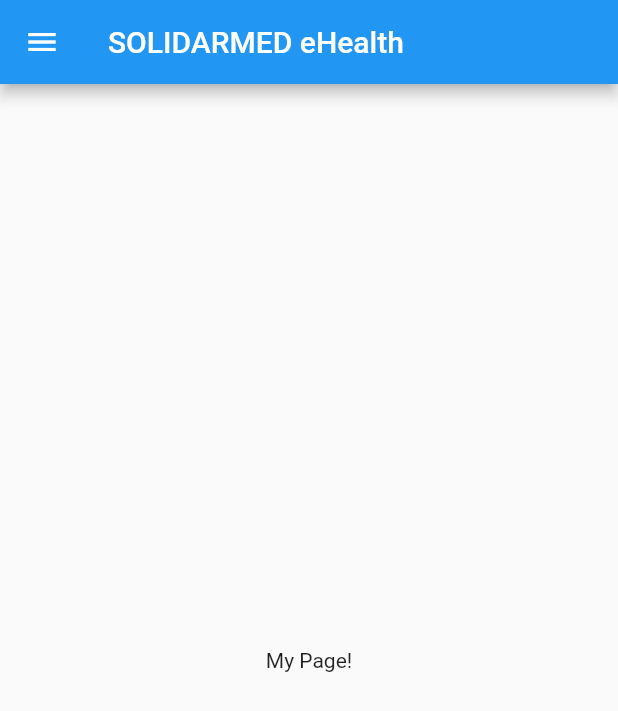
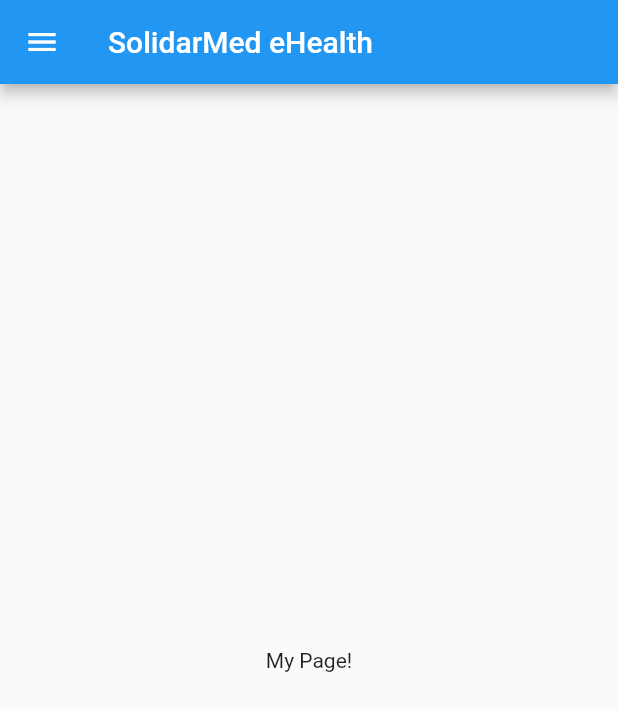
Before and after one commit to CliffJr/dfid_mobile_app, a Flutter app: the screen it shows after launch, on a phone screen of 412 x 824 dp. Shown: the top 711 px of the screen. Run offline on Flutter 3.47's test engine with Material 2 defaults, Android fonts, the light colour scheme and no system bars.

Commit message:
separated code into components

```diff
--- a/lib/main.dart
+++ b/lib/main.dart
@@ -1,9 +1,12 @@
 import 'package:flutter/material.dart';
+import 'package:flutter/rendering.dart';
+
+import './pages/new_patient.dart';
 
 void main() => runApp(MyApp());
 
 class MyApp extends StatelessWidget {
-  final appTitle = 'SOLIDARMED eHealth';
+  final appTitle = 'SolidarMed eHealth';
 
   @override
   Widget build(BuildContext context) {
@@ -23,7 +26,9 @@ class MyHomePage extends StatelessWidget {
   Widget build(BuildContext context) {
     return Scaffold(
       appBar: AppBar(title: Text(title)),
-      body: Center(child: Text('My Page!')),
+      body: Center(
+        child: Text('My Page!'),
+      ),
       drawer: Drawer(
         // Add a ListView to the drawer. This ensures the user can scroll
         // through the options in the drawer if there isn't enough vertical
@@ -33,13 +38,15 @@ class MyHomePage extends StatelessWidget {
           padding: EdgeInsets.zero,
           children: <Widget>[
             DrawerHeader(
-              child: Text('Drawer Header'),
+              child:
+                  Image(image: AssetImage('assets/images/solidarmedlogo.png')),
               decoration: BoxDecoration(
                 color: Colors.blue,
               ),
             ),
             ListTile(
-              title: Text('Item 1'),
+              leading: Icon(Icons.dashboard),
+              title: Text('Dashboard'),
               onTap: () {
                 // Update the state of the app
                 // ...
@@ -48,11 +55,35 @@ class MyHomePage extends StatelessWidget {
               },
             ),
             ListTile(
-              title: Text('Item 2'),
+              leading: Icon(Icons.person_add),
+              title: Text('New Patient'),
               onTap: () {
                 // Update the state of the app
                 // ...
                 // Then close the drawer
+                Navigator.push(context,
+                    MaterialPageRoute(builder: (context) => AddPatient()));
+                //Navigator.pop(context);
+              },
+            ),
+            ListTile(
+              leading: Icon(Icons.people),
+              title: Text('Patient Records'),
+              onTap: () {
+                Navigator.pop(context);
+              },
+            ),
+            ListTile(
+              leading: Icon(Icons.verified_user),
+              title: Text('User Profile'),
+              onTap: () {
+                Navigator.pop(context);
+              },
+            ),
+            ListTile(
+              leading: Icon(Icons.help),
+              title: Text('Help'),
+              onTap: () {
                 Navigator.pop(context);
               },
             ),
```
Also changed, not shown: lib/pages/new_patient.dart (added, +16 -0 lines), pubspec.yaml (+5 -2 lines), assets/images/solidarmedlogo.png (added), lib/pages/home.dart (added), pubspec.lock.
